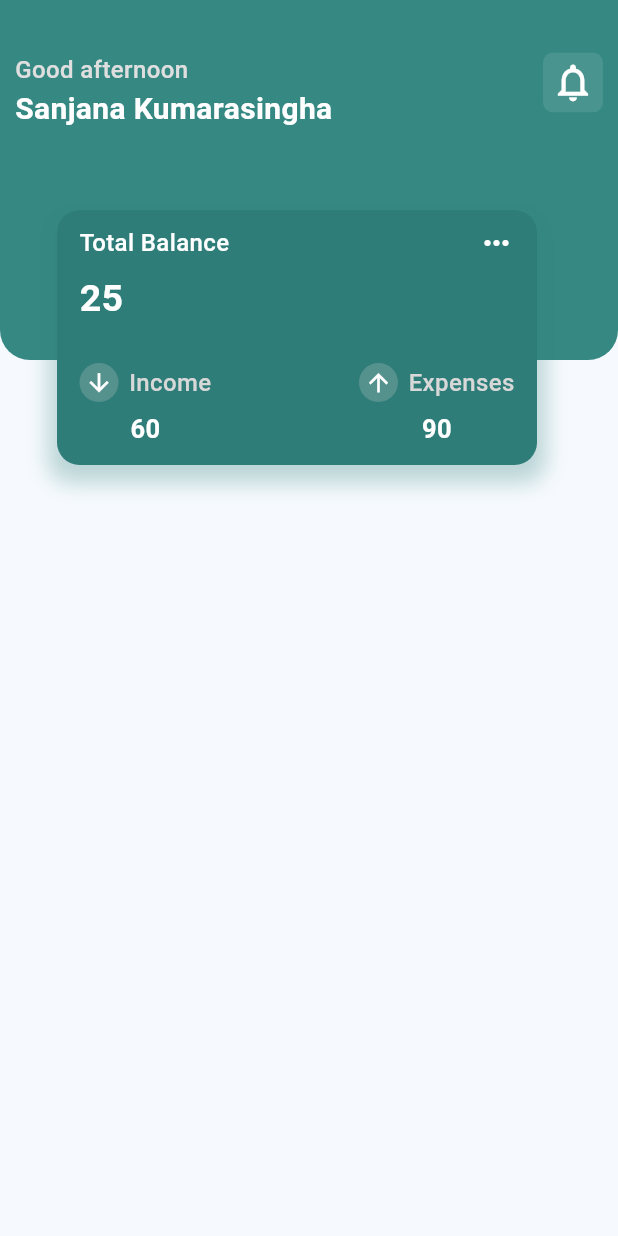
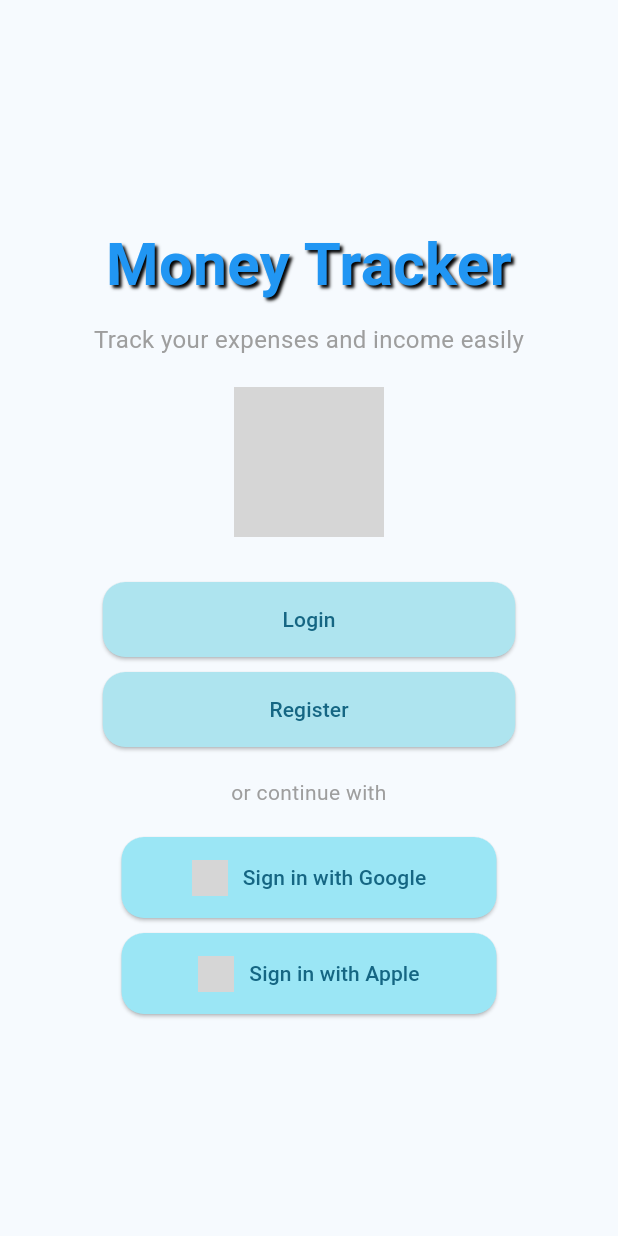
Before and after one commit to SanjanaKumarasingha/MoneyTracker, a Flutter app: the screen it shows after launch, on a phone screen of 412 x 824 dp. Run offline on Flutter 3.47's test engine with Material 3 defaults, Android fonts, the phone set to English and light mode, and no system bars; grey boxes are pictures that could not be loaded.

Commit message:
create start page

```diff
--- a/app/lib/main.dart
+++ b/app/lib/main.dart
@@ -1,3 +1,4 @@
+import 'package:app/pages/start/start.dart';
 import 'package:flutter/material.dart';
 import 'package:app/pages/home.dart';
 
@@ -16,6 +17,6 @@
           colorScheme: ColorScheme.fromSeed(seedColor: Color.fromARGB(255, 243, 242, 243)),
           useMaterial3: true,
         ),
-        home: const Home());
+        home: const GetStarted());
   }
 }
--- /dev/null
+++ b/app/lib/pages/start/start.dart
@@ -0,0 +1,175 @@
+import 'package:flutter/material.dart';
+import 'package:app/components/image_view.dart';
+import 'package:app/routes/app_routes.dart';
+
+class GetStarted extends StatelessWidget {
+  const GetStarted({Key? key}) : super(key: key);
+
+  @override
+  Widget build(BuildContext context) {
+    return Scaffold(
+      body: Container(
+        width: double.maxFinite,
+        padding: const EdgeInsets.all(20),
+        child: Center(
+          child: Column(
+            mainAxisAlignment: MainAxisAlignment.center,
+            children: [
+              const Text(
+                'Money Tracker',
+                style: TextStyle(
+                  fontSize: 40,
+                  fontWeight: FontWeight.bold,
+                  color: Colors.blue,
+                  decorationColor: Colors.blue,
+                  decorationThickness: 2,
+                  shadows: [
+                  Shadow(
+                    color: Colors.black,
+                    offset: Offset(2, 2),
+                    blurRadius: 2,
+                  ),
+                  ],
+                ),
+                textAlign: TextAlign.center,
+              ),
+              const SizedBox(height: 10),
+              const Text(
+                'Track your expenses and income easily',
+                style: TextStyle(
+                  fontSize: 16,
+                  color: Colors.grey,
+                ),
+                textAlign: TextAlign.center,
+              ),
+              const SizedBox(height: 20),
+              const CustomImageView(
+                imagePath: 'images/logo.jpeg',
+                width: 100,
+                height: 100,
+              ),
+              const SizedBox(height: 30),
+              _loginButton(context),
+              const SizedBox(height: 10),
+              _registerButton(context),
+              const SizedBox(height: 20),
+              const Text(
+                "or continue with",
+                style: TextStyle(
+                  color: Colors.grey,
+                ),
+                textAlign: TextAlign.center,
+              ),
+              const SizedBox(height: 20),
+              _signInGoogleButton(context),
+              const SizedBox(height: 10),
+              _signInAppleButton(context),
+            ],
+          ),
+        ),
+      ),
+    );
+  }
+}
+
+Widget _loginButton(BuildContext context) {
+  return SizedBox(
+    width: 275,
+    child: ElevatedButton(
+      onPressed: () {
+        Navigator.pushNamed(context, AppRoutes.login);
+      },
+      style: ElevatedButton.styleFrom(
+        padding: const EdgeInsets.symmetric(vertical: 15),
+        backgroundColor: Color.fromARGB(255, 174, 228, 239),
+        shape: RoundedRectangleBorder(
+          borderRadius: BorderRadius.circular(15),
+        ),
+      ),
+      child: const Text('Login'),
+    ),
+  );
+}
+
+Widget _registerButton(BuildContext context) {
+  return SizedBox(
+    width: 275,
+    child: ElevatedButton(
+      onPressed: () {
+        Navigator.pushNamed(context, AppRoutes.register);
+      },
+      style: ElevatedButton.styleFrom(
+        padding: const EdgeInsets.symmetric(vertical: 15),
+        backgroundColor: Color.fromARGB(255, 174, 228, 239),
+        shape: RoundedRectangleBorder(
+          borderRadius: BorderRadius.circular(15),
+        ),
+      ),
+      child: const Text('Register'),
+    ),
+  );
+}
+
+Widget _signInGoogleButton(BuildContext context) {
+  return SizedBox(
+    width: 250,
+    child: ElevatedButton(
+      onPressed: () {
+        onTapSignInWithGoogle(context);
+      },
+      style: ElevatedButton.styleFrom(
+        padding: const EdgeInsets.symmetric(vertical: 15),
+        backgroundColor: Color.fromARGB(255, 155, 230, 245),
+        shape: RoundedRectangleBorder(
+          borderRadius: BorderRadius.circular(15),
+        ),
+      ),
+      child: Row(
+        mainAxisAlignment: MainAxisAlignment.center,
+        children: [
+          Image.asset(
+            'images/google_logo.png',
+            height: 24,
+            width: 24,
+          ),
+          const SizedBox(width: 10),
+          const Text('Sign in with Google'),
+        ],
+      ),
+    ),
+  );
+}
+
+Widget _signInAppleButton(BuildContext context) {
+  return SizedBox(
+    width: 250,
+    child: ElevatedButton(
+      onPressed: () {
+        Navigator.pushNamed(context, '/login');
+      },
+      style: ElevatedButton.styleFrom(
+        padding: const EdgeInsets.symmetric(vertical: 15),
+        backgroundColor: Color.fromARGB(255, 155, 230, 245),
+        shape: RoundedRectangleBorder(
+          borderRadius: BorderRadius.circular(15),
+        ),
+      ),
+      child: Row(
+        mainAxisAlignment: MainAxisAlignment.center,
+        children: [
+          Image.asset(
+            'images/apple_logo.png',
+            height: 24,
+            width: 24,
+          ),
+          const SizedBox(width: 10),
+          const Text('Sign in with Apple'),
+        ],
+      ),
+    ),
+  );
+}
+
+void onTapSignInWithGoogle(BuildContext context) {
+  // Implement Google sign-in logic here
+}
--- /dev/null
+++ b/app/lib/routes/app_routes.dart
@@ -0,0 +1,34 @@
+import 'package:flutter/material.dart';
+import 'package:app/pages/start/start.dart';
+import 'package:app/pages/home.dart';
+
+class AppRoutes {
+  static const String splash = '/';
+  static const String start = '/start';
+  static const String register = '/register';
+  static const String login = '/login';
+  static const String fogetPassword = '/forget-password';
+  static const String opt = '/otp';
+  static const String resetPassword = '/reset-password';
+  static const String home = '/home';
+  static const String addTransaction = '/add-transaction';
+  static const String transactionDetails = '/transaction-details';
+  static const String settings = '/settings';
+  static const String profile = '/profile';
+  static const String categories = '/categories';
+  static const String categoryDetails = '/category-details';
+  static const String addCategory = '/add-category';
+  static const String editCategory = '/edit-category';
+  static const String addIncome = '/add-income';
+  static const String addExpense = '/add-expense';
+  static const String editTransaction = '/edit-transaction';
+  static const String editIncome = '/edit-income';
+  static const String editExpense = '/edit-expense';
+  static const String report = '/report';
+
+  static Map<String, WidgetBuilder> routes = {
+    splash: (context) => const GetStarted(),
+    start: (context) => const GetStarted(),
+    home: (context) => const Home(),
+  };
+}
--- a/app/pubspec.yaml
+++ b/app/pubspec.yaml
@@ -57,7 +57,6 @@ flutter:
   uses-material-design: true
   assets:
     - assets/
-    - assets/images/logo.jpg
 
   # To add assets to your application, add an assets section, like this:
   # assets:
```
Also changed, not shown: app/assets/images/apple_logo.png (added), app/assets/images/google_logo.png (added), app/assets/images/img1.jpeg (added), app/assets/images/logo.jpeg (added).
